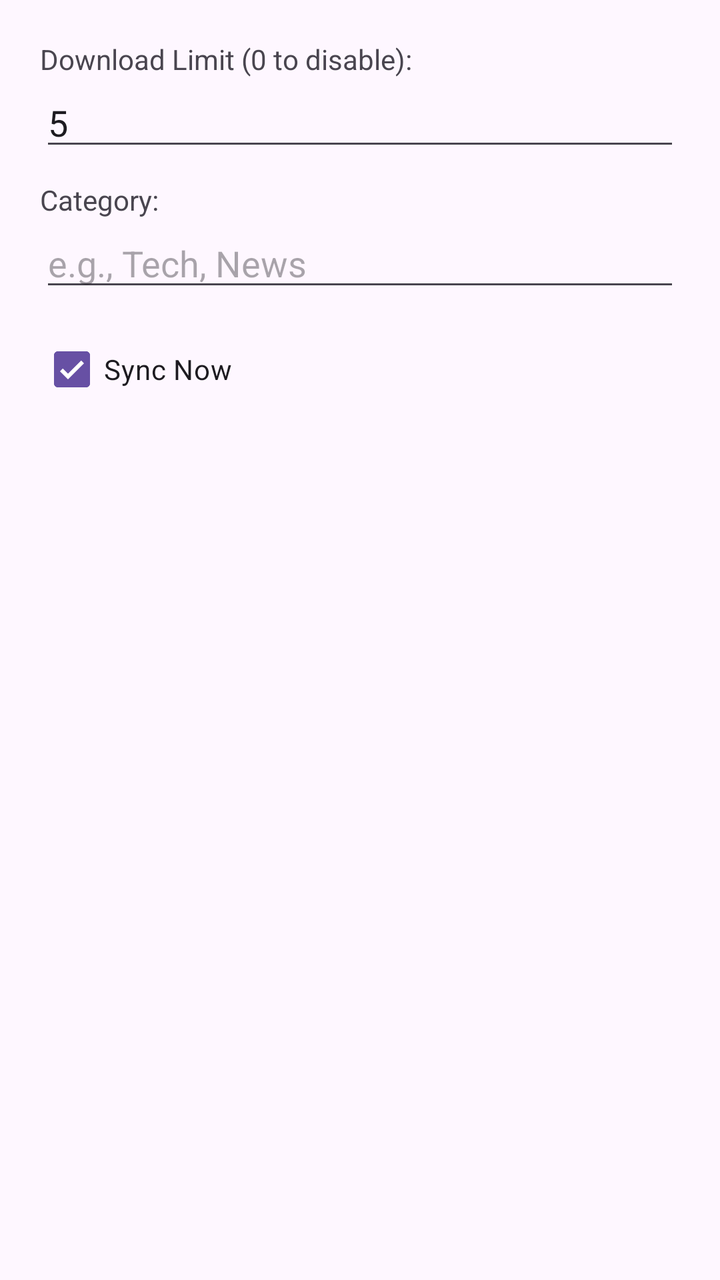
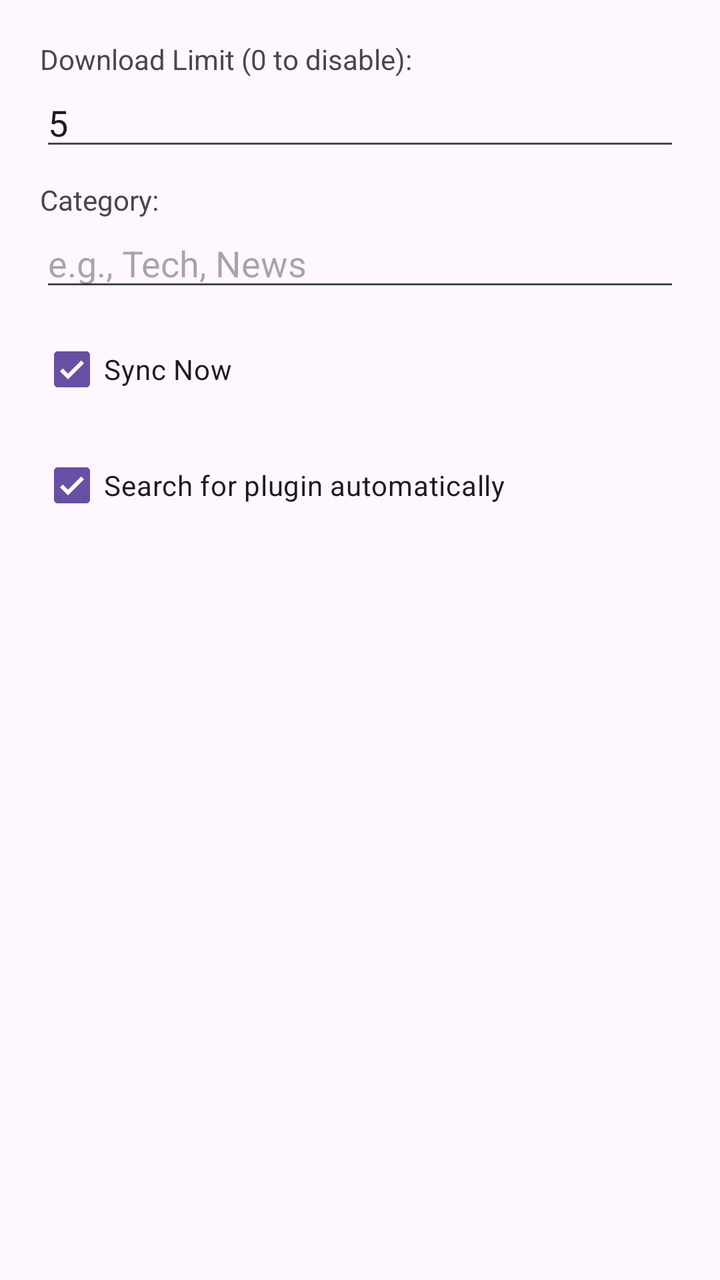

Compare the two renders of this Android layout. The source of the first and the diff that turns it into the second are given below.
<!-- AndroidManifest.xml: application theme Theme.OfflineBrowser -->
<!-- res/layout/dialog_add_feed.xml -->
<?xml version="1.0" encoding="utf-8"?>
<LinearLayout xmlns:android="http://schemas.android.com/apk/res/android"
    android:layout_width="match_parent"
    android:layout_height="wrap_content"
    android:orientation="vertical"
    android:padding="20dp">

    <TextView
        android:layout_width="wrap_content"
        android:layout_height="wrap_content"
        android:text="Download Limit (0 to disable):" />

    <EditText
        android:id="@+id/etDownloadLimit"
        android:layout_width="match_parent"
        android:layout_height="wrap_content"
        android:inputType="number"
        android:text="5" />

    <TextView
        android:layout_width="wrap_content"
        android:layout_height="wrap_content"
        android:text="Category:"
        android:layout_marginTop="10dp"/>

    <EditText
        android:id="@+id/etCategory"
        android:layout_width="match_parent"
        android:layout_height="wrap_content"
        android:inputType="textCapWords"
        android:hint="e.g., Tech, News" />

    <CheckBox
        android:id="@+id/cbSyncNow"
        android:layout_width="wrap_content"
        android:layout_height="wrap_content"
        android:text="Sync Now"
        android:checked="true"
        android:layout_marginTop="10dp"/>

</LinearLayout>
<!-- resources referenced by this layout -->
<resources>
  <style name="Theme.OfflineBrowser" parent="Base.Theme.OfflineBrowser" />
  <style name="Base.Theme.OfflineBrowser" parent="Theme.Material3.DayNight.NoActionBar">
          
          
      </style>
</resources>

<!-- the commit's change to res/layout/dialog_add_feed.xml (unified diff, before → after) -->
@@ -38,4 +38,12 @@
         android:checked="true"
         android:layout_marginTop="10dp"/>
 
+    <CheckBox
+        android:id="@+id/cbSearchPlugin"
+        android:layout_width="wrap_content"
+        android:layout_height="wrap_content"
+        android:text="Search for plugin automatically"
+        android:checked="true"
+        android:layout_marginTop="10dp"/>
+
 </LinearLayout>
